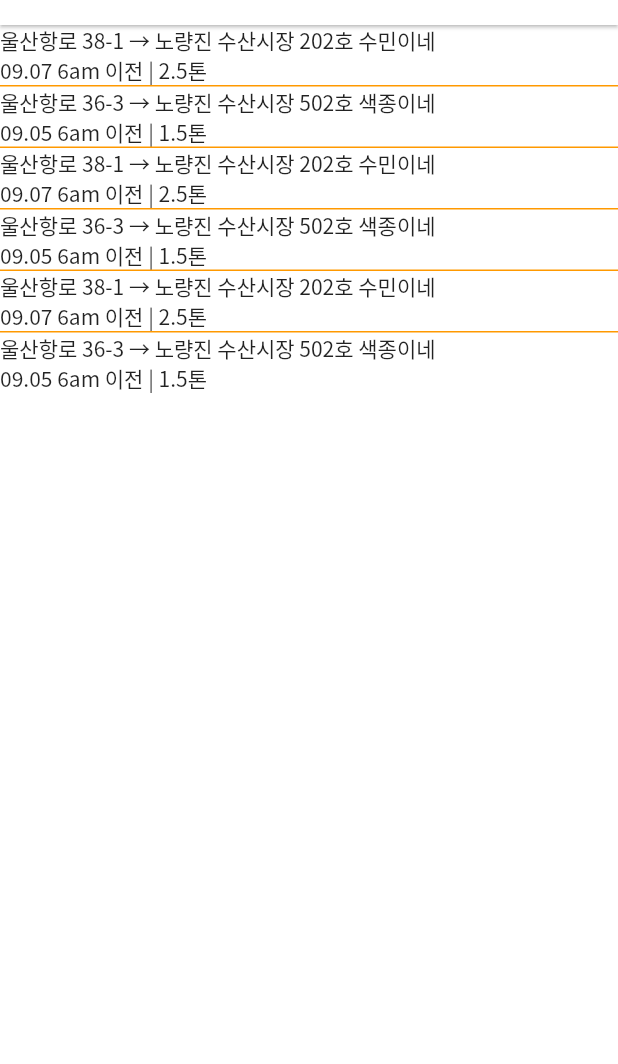
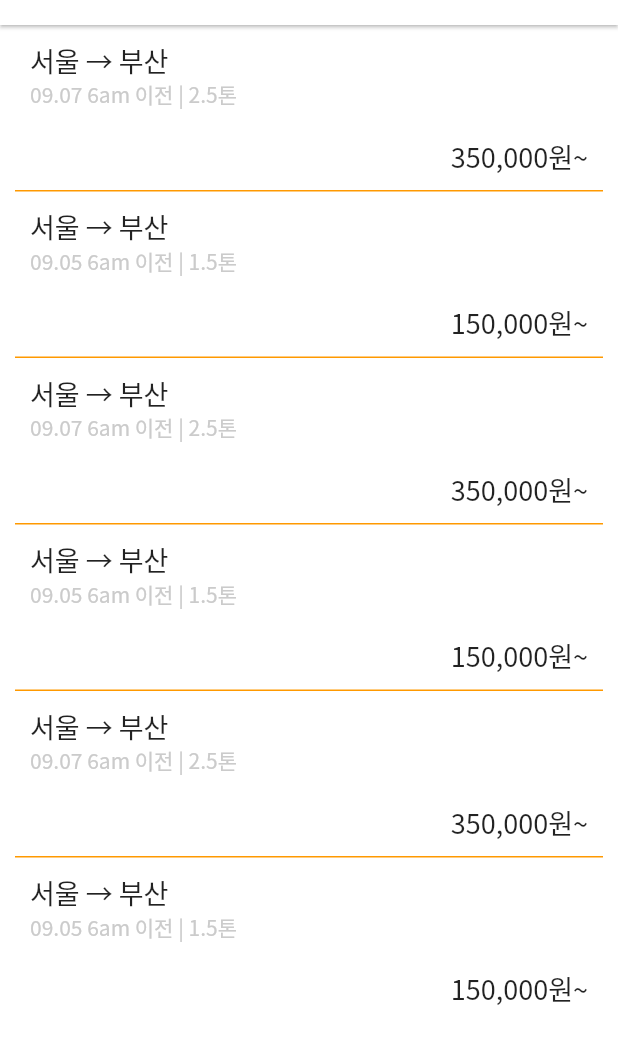
Before and after one commit to asmin0117/nal_la, a Flutter app: the ContractList screen opened by its route, on a phone screen of 412 x 824 dp, the part 59-1123 px from its top. Run offline on Flutter 3.47's test engine with Material 2 defaults, Android fonts, the phone set to English and light mode, and no system bars; our stand-ins replace firebase_auth, firebase_core, flutter_dotenv, flutter_svg, get; missing offline and left inert: flutter_web_auth; accounts and stored records are empty; Roboto replaces fonts that are missing (Noto Sans CJK KR).

Commit message:
contract list ing

```diff
--- a/lib/src/pages/contract_list.dart
+++ b/lib/src/pages/contract_list.dart
@@ -1,8 +1,9 @@
 import 'package:flutter/cupertino.dart';
 import 'package:flutter/material.dart';
 import 'package:get/get.dart';
+import 'package:intl/intl.dart';
 import 'package:nal_la/src/controller/appbar_controller.dart';
-import 'package:nal_la/values/colors.dart';
+import 'package:nal_la/values/values.dart';
 
 class ContractList extends StatefulWidget {
   ContractList({var key}) : super(key: key);
@@ -24,8 +25,8 @@
         "sender": "수민수산",
         "product": "참치",
         "weight": "2.5톤",
-        "origin": "울산항로 38-1",
-        "destination": "노량진 수산시장 202호 수민이네",
+        "origin": "서울",
+        "destination": "부산",
         "deadline": "09.07 6am 이전",
         "payment": "350000"
       },
@@ -33,8 +34,8 @@
         "sender": "석중수산",
         "product": "광어",
         "weight": "1.5톤",
-        "origin": "울산항로 36-3",
-        "destination": "노량진 수산시장 502호 색종이네",
+        "origin": "서울",
+        "destination": "부산",
         "deadline": "09.05 6am 이전",
         "payment": "150000"
       },
@@ -42,8 +43,8 @@
         "sender": "수민수산",
         "product": "참치",
         "weight": "2.5톤",
-        "origin": "울산항로 38-1",
-        "destination": "노량진 수산시장 202호 수민이네",
+        "origin": "서울",
+        "destination": "부산",
         "deadline": "09.07 6am 이전",
         "payment": "350000"
       },
@@ -51,8 +52,8 @@
         "sender": "석중수산",
         "product": "광어",
         "weight": "1.5톤",
-        "origin": "울산항로 36-3",
-        "destination": "노량진 수산시장 502호 색종이네",
+        "origin": "서울",
+        "destination": "부산",
         "deadline": "09.05 6am 이전",
         "payment": "150000"
       },
@@ -60,8 +61,8 @@
         "sender": "수민수산",
         "product": "참치",
         "weight": "2.5톤",
-        "origin": "울산항로 38-1",
-        "destination": "노량진 수산시장 202호 수민이네",
+        "origin": "서울",
+        "destination": "부산",
         "deadline": "09.07 6am 이전",
         "payment": "350000"
       },
@@ -69,12 +70,18 @@
         "sender": "석중수산",
         "product": "광어",
         "weight": "1.5톤",
-        "origin": "울산항로 36-3",
-        "destination": "노량진 수산시장 502호 색종이네",
+        "origin": "서울",
+        "destination": "부산",
         "deadline": "09.05 6am 이전",
         "payment": "150000"
       },
     ];
+  }
+
+  final won = new NumberFormat("#,###", "ko_KR");
+  String calcStringToWon(String priceString) {
+
+    return "${won.format(int.parse(priceString))}원~";
   }
 
   @override
@@ -83,22 +90,53 @@
         child: Scaffold(
       appBar: appBarWidget.appbar('요청목록'),
       body: ListView.separated(
+          padding: const EdgeInsets.symmetric(horizontal: 10),
           itemBuilder: (BuildContext _context, int index) {
             return Container(
+                padding: const EdgeInsets.all(10),
                 child: Row(
                   children: [
-                Container(
+                    Expanded(
+                      child: Container(
+                        height: 90,
+                        width: MediaQuery.of(context).size.width,
                         child: Column(
                           crossAxisAlignment: CrossAxisAlignment.start,
                           children: [
                             Text(
-                          "${contracts[index]["origin"]} → ${contracts[index]["destination"]}"),
+                              "${contracts[index]["origin"]} → ${contracts[index]["destination"]}",
+                              style: TextStyle(
+                                fontFamily: "Noto Sans CJK KR",
+                                fontWeight: FontWeight.w400,
+                                fontSize: 18,
+                              ),
+                            ),
                             Text(
-                          "${contracts[index]["deadline"]} | ${contracts[index]["weight"]}")
+                              "${contracts[index]["deadline"]} | ${contracts[index]["weight"]}",
+                              style: TextStyle(color: AppColors.accentText),
+                            ),
+                            Expanded(
+                                child: Container(
+                              child: Row(
+                                mainAxisAlignment: MainAxisAlignment.end,
+                                crossAxisAlignment: CrossAxisAlignment.end,
+                                children: [
+                                  Text(
+                                    calcStringToWon(contracts[index]["payment"].toString()),
+                                    textAlign: TextAlign.end,
+                                    style: TextStyle(
+                                      fontFamily: "Noto Sans CJK KR",
+                                      fontWeight: FontWeight.w400,
+                                      fontSize: 18,
+                                    ),
+                                  ),
+                                ],
+                              ),
+                            )),
                           ],
                         ),
                       ),
-
+                    )
                   ],
                 ));
           },
--- a/pubspec.yaml
+++ b/pubspec.yaml
@@ -36,6 +36,7 @@
   flutter_dotenv: ^5.0.2
   http: ^0.13.3
   flutter_svg: ^0.22.0
+  intl: ^0.17.0
 
 
 dev_dependencies:
```
Also changed, not shown: lib/src/pages/join/truck_info_type.dart (+63 -39 lines), pubspec.lock. Lines whose indentation alone changed are shown as unchanged.
